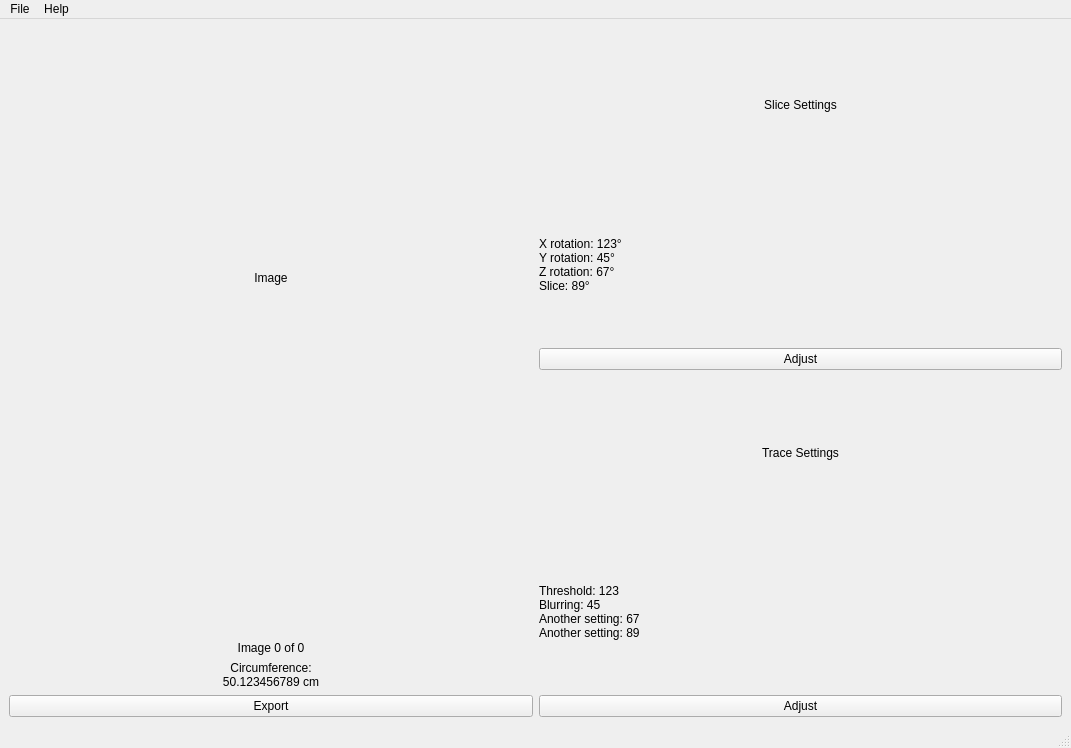
The window that src/GUI/circumference.ui (NIRALUser/NeuroRuler) describes before a commit, drawn with Qt 5.
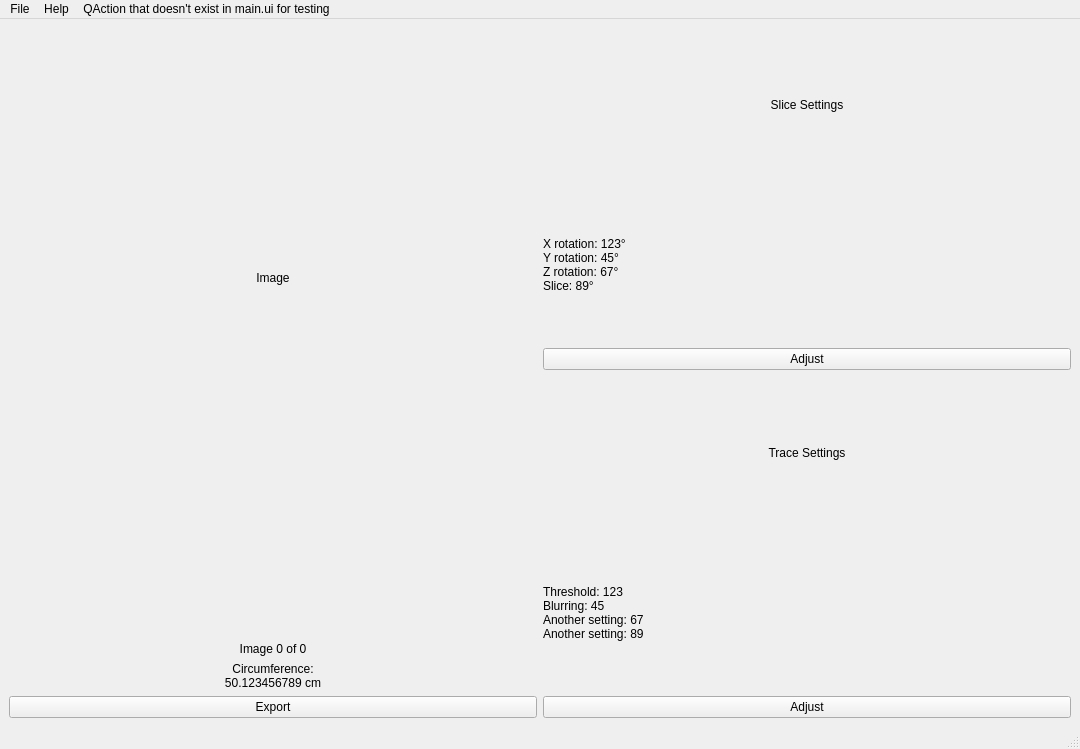
The same window after the commit.

Commit message:
Add debug mode `-d` option, code for debugging menu bar
See [here](https://github.com/COMP523TeamD/HeadCircumferenceTool/issues/9#issuecomment-1474068244) for output of the debug code relating to the bugged menu bar.

The edit to the form file:
```diff
--- a/src/GUI/circumference.ui
+++ b/src/GUI/circumference.ui
@@ -6,8 +6,8 @@
    <rect>
     <x>0</x>
     <y>0</y>
-    <width>1071</width>
-    <height>748</height>
+    <width>1080</width>
+    <height>749</height>
    </rect>
   </property>
   <property name="windowTitle">
@@ -156,7 +156,7 @@
     <rect>
      <x>0</x>
      <y>0</y>
-     <width>1071</width>
+     <width>1080</width>
      <height>24</height>
     </rect>
    </property>
@@ -195,8 +195,14 @@
     </property>
     <addaction name="action_documentation"/>
    </widget>
+   <widget class="QMenu" name="menuQAction_that_doesn_t_exist_in_main_ui_for_testing">
+    <property name="title">
+     <string>QAction that doesn't exist in main.ui for testing</string>
+    </property>
+   </widget>
    <addaction name="menu_file"/>
    <addaction name="menu_help"/>
+   <addaction name="menuQAction_that_doesn_t_exist_in_main_ui_for_testing"/>
   </widget>
   <widget class="QStatusBar" name="statusbar"/>
   <action name="action_open">
```
Left out of the diff: 8 changed lines with no effect on the pictures. The commit also changes 11 other files.
